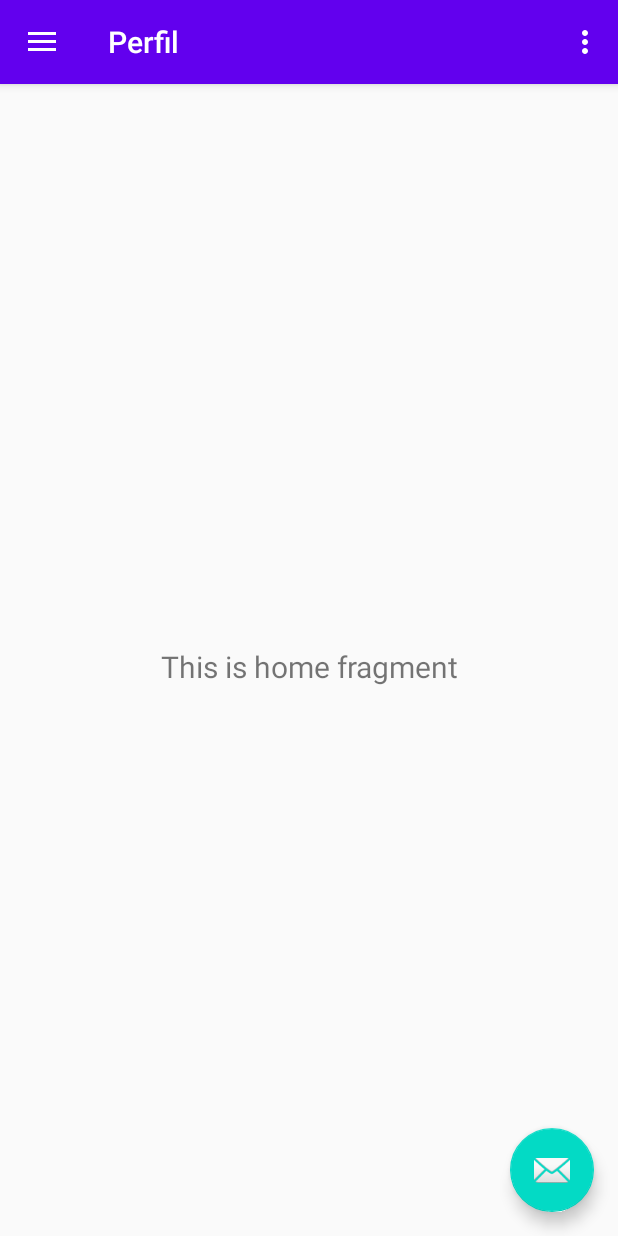
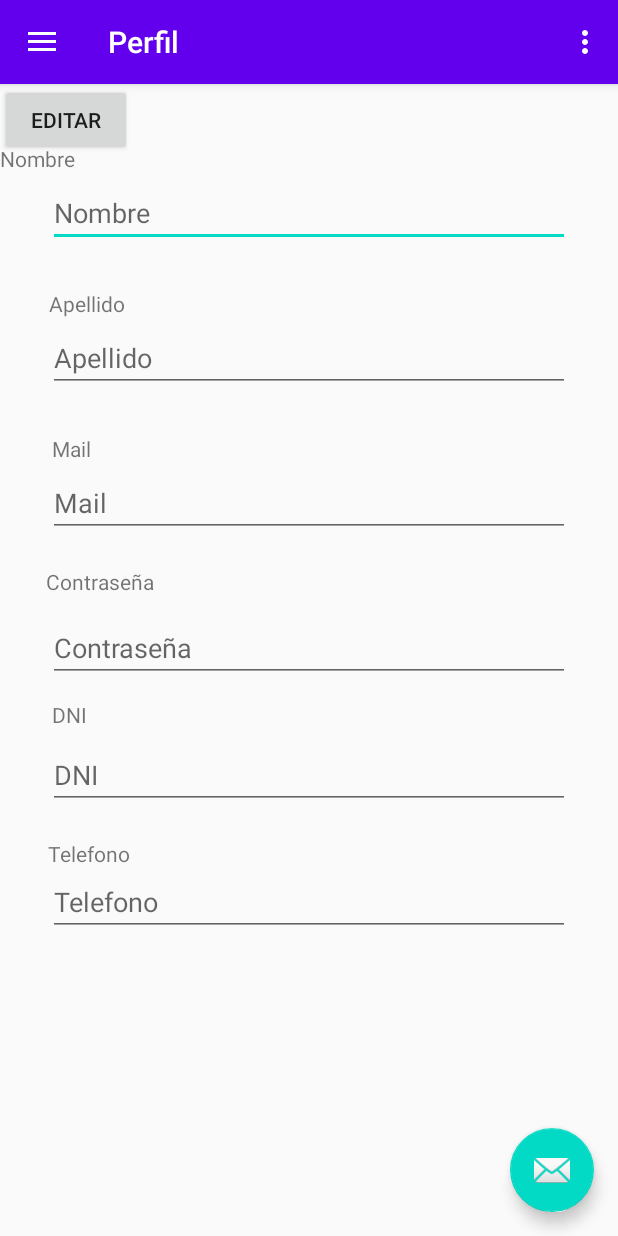
Before and after one commit to Nahuel-Scerca/TrabajoFinal, an Android app: the MainActivity screen opened directly, with no data from a screen before it, on a phone screen of 412 x 824 dp. Run offline under Robolectric (Android 15) with nearby library versions, the phone set to English and light mode, and no system bars; our stand-ins replace navigation-ui.

Commit message:
Perfil mas view Perfil

```diff
--- a/app/src/main/AndroidManifest.xml
+++ b/app/src/main/AndroidManifest.xml
@@ -10,7 +10,7 @@
         android:supportsRtl="true"
         android:theme="@style/AppTheme">
         <activity
-            android:name=".LoginActivity"
+            android:name=".ui.login.LoginActivity"
             android:label="@string/app_name"
             android:theme="@style/AppTheme.NoActionBar">
             <intent-filter>
--- a/app/src/main/java/com/example/trabajofinal/MainActivity.java
+++ b/app/src/main/java/com/example/trabajofinal/MainActivity.java
@@ -39,7 +39,7 @@ public class MainActivity extends AppCompatActivity {
         // Passing each menu ID as a set of Ids because each
         // menu should be considered as top level destinations.
         mAppBarConfiguration = new AppBarConfiguration.Builder(
-                R.id.nav_home, R.id.nav_gallery, R.id.nav_slideshow)
+                R.id.nav_perfil, R.id.nav_gallery, R.id.nav_slideshow , R.id.pagosFragment , R.id.contratoFragment)
                 .setDrawerLayout(drawer)
                 .build();
         NavController navController = Navigation.findNavController(this, R.id.nav_host_fragment);
--- /dev/null
+++ b/app/src/main/java/com/example/trabajofinal/modelo/Propietario.java
@@ -0,0 +1,68 @@
+package com.example.trabajofinal.modelo;
+
+public class Propietario {
+
+    private int idPropietario;
+    private String nombre;
+    private String apellido;
+    private String mail;
+    private String password;
+    private String dni;
+    private String telefono;
+
+    public int getIdPropietario() {
+        return idPropietario;
+    }
+
+    public void setIdPropietario(int id) {
+        this.idPropietario = id;
+    }
+
+    public String getNombre() {
+        return nombre;
+    }
+
+    public void setNombre(String nombre) {
+        this.nombre = nombre;
+    }
+
+    public String getApellido() {
+        return apellido;
+    }
+
+    public void setApellido(String apellido) {
+        this.apellido = apellido;
+    }
+
+    public String getMail() {
+        return mail;
+    }
+
+    public void setMail(String mail) {
+        this.mail = mail;
+    }
+
+    public String getPassword() {
+        return password;
+    }
+
+    public void setPassword(String password) {
+        this.password = password;
+    }
+
+    public String getDni() {
+        return dni;
+    }
+
+    public void setDni(String dni) {
+        this.dni = dni;
+    }
+
+    public String getTelefono() {
+        return telefono;
+    }
+
+    public void setTelefono(String telefono) {
+        this.telefono = telefono;
+    }
+}
--- a/app/src/main/java/com/example/trabajofinal/LoginActivity.java
+++ b/app/src/main/java/com/example/trabajofinal/ui/login/LoginActivity.java
@@ -1,4 +1,4 @@
-package com.example.trabajofinal;
+package com.example.trabajofinal.ui.login;
 
 import android.os.Bundle;
 import android.view.View;
@@ -10,6 +10,8 @@ import androidx.annotation.Nullable;
 import androidx.appcompat.app.AppCompatActivity;
 import androidx.lifecycle.Observer;
 import androidx.lifecycle.ViewModelProvider;
+
+import com.example.trabajofinal.R;
 
 public class LoginActivity extends AppCompatActivity {
     private EditText correo;
--- a/app/src/main/java/com/example/trabajofinal/LoginActivityViewModel.java
+++ b/app/src/main/java/com/example/trabajofinal/ui/login/LoginActivityViewModel.java
@@ -1,4 +1,4 @@
-package com.example.trabajofinal;
+package com.example.trabajofinal.ui.login;
 
 import android.app.Application;
 import android.content.Context;
@@ -8,6 +8,8 @@ import androidx.annotation.NonNull;
 import androidx.lifecycle.AndroidViewModel;
 import androidx.lifecycle.LiveData;
 import androidx.lifecycle.MutableLiveData;
+
+import com.example.trabajofinal.MainActivity;
 
 public class LoginActivityViewModel extends AndroidViewModel {
 
--- a/app/src/main/java/com/example/trabajofinal/ui/perfil/HomeFragment.java
+++ /dev/null
@@ -1,35 +0,0 @@
-package com.example.trabajofinal.ui.perfil;
-
-import android.os.Bundle;
-import android.view.LayoutInflater;
-import android.view.View;
-import android.view.ViewGroup;
-import android.widget.TextView;
-
-import androidx.annotation.NonNull;
-import androidx.annotation.Nullable;
-import androidx.fragment.app.Fragment;
-import androidx.lifecycle.Observer;
-import androidx.lifecycle.ViewModelProviders;
-
-import com.example.trabajofinal.R;
-
-public class HomeFragment extends Fragment {
-
-    private HomeViewModel homeViewModel;
-
-    public View onCreateView(@NonNull LayoutInflater inflater,
-                             ViewGroup container, Bundle savedInstanceState) {
-        homeViewModel =
-                ViewModelProviders.of(this).get(HomeViewModel.class);
-        View root = inflater.inflate(R.layout.fragment_home, container, false);
-        final TextView textView = root.findViewById(R.id.text_home);
-        homeViewModel.getText().observe(getViewLifecycleOwner(), new Observer<String>() {
-            @Override
-            public void onChanged(@Nullable String s) {
-                textView.setText(s);
-            }
-        });
-        return root;
-    }
-}
--- a/app/src/main/java/com/example/trabajofinal/ui/perfil/HomeViewModel.java
+++ /dev/null
@@ -1,19 +0,0 @@
-package com.example.trabajofinal.ui.perfil;
-
-import androidx.lifecycle.LiveData;
-import androidx.lifecycle.MutableLiveData;
-import androidx.lifecycle.ViewModel;
-
-public class HomeViewModel extends ViewModel {
-
-    private MutableLiveData<String> mText;
-
-    public HomeViewModel() {
-        mText = new MutableLiveData<>();
-        mText.setValue("This is home fragment");
-    }
-
-    public LiveData<String> getText() {
-        return mText;
-    }
-}
--- /dev/null
+++ b/app/src/main/java/com/example/trabajofinal/ui/perfil/PerfilFragment.java
@@ -0,0 +1,91 @@
+package com.example.trabajofinal.ui.perfil;
+
+import android.os.Bundle;
+import android.view.LayoutInflater;
+import android.view.View;
+import android.view.ViewGroup;
+import android.widget.Button;
+import android.widget.EditText;
+import android.widget.TextView;
+
+import androidx.annotation.NonNull;
+import androidx.fragment.app.Fragment;
+import androidx.lifecycle.Observer;
+import androidx.lifecycle.ViewModelProvider;
+
+import com.example.trabajofinal.R;
+import com.example.trabajofinal.modelo.Propietario;
+
+public class PerfilFragment extends Fragment {
+
+    private EditText etNombre,etApellido,etPassword,etMail, etDni, etTelefono;
+    private Button btGuardar,btEditar;
+
+    private PerfilViewModel vm;
+
+    public View onCreateView(@NonNull LayoutInflater inflater,
+                             ViewGroup container, Bundle savedInstanceState) {
+
+        View root = inflater.inflate(R.layout.fragment_perfil, container, false);
+
+        inicializar(root);
+        return root;
+    }
+
+    private void inicializar(View view){
+        etApellido= view.findViewById(R.id.etNombre);
+        etNombre= view.findViewById(R.id.etNombre);
+        etPassword= view.findViewById(R.id.etNombre);
+        etMail= view.findViewById(R.id.etNombre);
+        etDni= view.findViewById(R.id.etNombre);
+        etTelefono= view.findViewById(R.id.etNombre);
+        btGuardar = view.findViewById(R.id.btGuardar);
+        btEditar= view.findViewById(R.id.btEditar);
+
+        vm= ViewModelProvider.AndroidViewModelFactory.getInstance(getActivity().getApplication()).create(PerfilViewModel.class);
+
+        vm.getPropietario().observe(getViewLifecycleOwner(), new Observer<Propietario>() {
+            @Override
+            public void onChanged(Propietario propietario) {
+                etNombre.setText(propietario.getNombre());
+                etApellido.setText(propietario.getApellido());
+                etPassword.setText(propietario.getPassword());
+                etMail.setText(propietario.getMail());
+                etDni.setText(propietario.getDni());
+                etTelefono.setText(propietario.getTelefono());
+
+            }
+        });
+        vm.recuperarPropietario();
+
+        btEditar.setOnClickListener(new View.OnClickListener() {
+            @Override
+            public void onClick(View view) {
+                etApellido.setEnabled(true);
+                etNombre.setEnabled(true);
+                etPassword.setEnabled(true);
+                etMail.setEnabled(true);
+                etDni.setEnabled(true);
+                etTelefono.setEnabled(true);
+                btEditar.setVisibility(View.GONE);
+                btGuardar.setVisibility(View.VISIBLE);
+            }
+        });
+
+        btGuardar.setOnClickListener(new View.OnClickListener() {
+            @Override
+            public void onClick(View view) {
+                Propietario p = new Propietario();
+                p.setNombre(etNombre.getText().toString());
+                p.setApellido(etApellido.getText().toString());
+                p.setApellido(etPassword.getText().toString());
+                p.setApellido(etMail.getText().toString());
+                p.setApellido(etDni.getText().toString());
+                p.setApellido(etTelefono.getText().toString());
+
+                btEditar.setVisibility(View.VISIBLE);
+                btGuardar.setVisibility(View.GONE);
+            }
+        });
+    }
+}
--- /dev/null
+++ b/app/src/main/java/com/example/trabajofinal/ui/perfil/PerfilViewModel.java
@@ -0,0 +1,23 @@
+package com.example.trabajofinal.ui.perfil;
+
+import androidx.lifecycle.LiveData;
+import androidx.lifecycle.MutableLiveData;
+import androidx.lifecycle.ViewModel;
+
+import com.example.trabajofinal.modelo.Propietario;
+
+public class PerfilViewModel extends ViewModel {
+
+    private MutableLiveData<Propietario> propietario;
+
+    public LiveData<Propietario> getPropietario() {
+        if(propietario== null){
+            propietario= new MutableLiveData<>();
+        }
+        return propietario;
+    }
+
+    public void recuperarPropietario(){
+        Propietario p = new Propietario();
+    }
+}
--- a/app/src/main/res/layout/fragment_home.xml
+++ /dev/null
@@ -1,22 +0,0 @@
-<?xml version="1.0" encoding="utf-8"?>
-<androidx.constraintlayout.widget.ConstraintLayout xmlns:android="http://schemas.android.com/apk/res/android"
-    xmlns:app="http://schemas.android.com/apk/res-auto"
-    xmlns:tools="http://schemas.android.com/tools"
-    android:layout_width="match_parent"
-    android:layout_height="match_parent"
-    tools:context=".ui.perfil.HomeFragment">
-
-    <TextView
-        android:id="@+id/text_home"
-        android:layout_width="match_parent"
-        android:layout_height="wrap_content"
-        android:layout_marginStart="8dp"
-        android:layout_marginTop="8dp"
-        android:layout_marginEnd="8dp"
-        android:textAlignment="center"
-        android:textSize="20sp"
-        app:layout_constraintBottom_toBottomOf="parent"
-        app:layout_constraintEnd_toEndOf="parent"
-        app:layout_constraintStart_toStartOf="parent"
-        app:layout_constraintTop_toTopOf="parent" />
-</androidx.constraintlayout.widget.ConstraintLayout>
--- /dev/null
+++ b/app/src/main/res/layout/fragment_perfil.xml
@@ -0,0 +1,180 @@
+<?xml version="1.0" encoding="utf-8"?>
+<androidx.constraintlayout.widget.ConstraintLayout xmlns:android="http://schemas.android.com/apk/res/android"
+    xmlns:app="http://schemas.android.com/apk/res-auto"
+    xmlns:tools="http://schemas.android.com/tools"
+    android:layout_width="match_parent"
+    android:layout_height="match_parent"
+    tools:context=".ui.perfil.PerfilFragment">
+
+    <EditText
+        android:id="@+id/etNombre"
+        android:layout_width="match_parent"
+        android:layout_height="wrap_content"
+        android:layout_marginStart="32dp"
+        android:layout_marginTop="4dp"
+        android:layout_marginEnd="32dp"
+        android:ems="10"
+        android:hint="Nombre"
+        android:inputType="textPersonName"
+
+        app:layout_constraintEnd_toEndOf="parent"
+        app:layout_constraintHorizontal_bias="0.213"
+        app:layout_constraintStart_toStartOf="parent"
+        app:layout_constraintTop_toBottomOf="@+id/tvNombre" />
+
+    <TextView
+        android:id="@+id/tvNombre"
+        android:layout_width="wrap_content"
+        android:layout_height="wrap_content"
+        android:layout_marginTop="40dp"
+        android:text="Nombre"
+        app:layout_constraintTop_toTopOf="parent"
+        tools:layout_editor_absoluteX="32dp" />
+
+    <TextView
+        android:id="@+id/tvApellido"
+        android:layout_width="wrap_content"
+        android:layout_height="wrap_content"
+        android:layout_marginTop="28dp"
+        android:text="Apellido"
+        app:layout_constraintEnd_toEndOf="parent"
+        app:layout_constraintHorizontal_bias="0.09"
+        app:layout_constraintStart_toStartOf="parent"
+        app:layout_constraintTop_toBottomOf="@+id/etNombre" />
+
+    <EditText
+        android:id="@+id/etApellido"
+        android:layout_width="match_parent"
+        android:layout_height="wrap_content"
+        android:layout_marginStart="32dp"
+        android:layout_marginTop="4dp"
+        android:layout_marginEnd="32dp"
+        android:ems="10"
+        android:inputType="textPersonName"
+        android:hint="Apellido"
+        app:layout_constraintEnd_toEndOf="parent"
+        app:layout_constraintHorizontal_bias="0.213"
+        app:layout_constraintStart_toStartOf="parent"
+        app:layout_constraintTop_toBottomOf="@+id/tvApellido" />
+
+    <TextView
+        android:id="@+id/tvMail"
+        android:layout_width="wrap_content"
+        android:layout_height="wrap_content"
+        android:layout_marginTop="28dp"
+        android:text="Mail"
+        app:layout_constraintEnd_toEndOf="parent"
+        app:layout_constraintHorizontal_bias="0.09"
+        app:layout_constraintStart_toStartOf="parent"
+        app:layout_constraintTop_toBottomOf="@+id/etApellido" />
+
+    <EditText
+        android:id="@+id/etMail"
+        android:layout_width="match_parent"
+        android:layout_height="wrap_content"
+        android:layout_marginStart="32dp"
+        android:layout_marginTop="4dp"
+        android:layout_marginEnd="32dp"
+        android:ems="10"
+        android:inputType="textPersonName"
+        android:hint="Mail"
+        app:layout_constraintEnd_toEndOf="parent"
+        app:layout_constraintHorizontal_bias="0.213"
+        app:layout_constraintStart_toStartOf="parent"
+        app:layout_constraintTop_toBottomOf="@+id/tvMail" />
+
+    <EditText
+        android:id="@+id/etPassword"
+        android:layout_width="match_parent"
+        android:layout_height="wrap_content"
+        android:layout_marginStart="32dp"
+        android:layout_marginTop="12dp"
+        android:layout_marginEnd="32dp"
+        android:ems="10"
+        android:inputType="textPersonName"
+        android:hint="Contraseña"
+        app:layout_constraintEnd_toEndOf="parent"
+        app:layout_constraintHorizontal_bias="0.213"
+        app:layout_constraintStart_toStartOf="parent"
+        app:layout_constraintTop_toBottomOf="@+id/tvPassword" />
+
+    <TextView
+        android:id="@+id/tvPassword"
+        android:layout_width="wrap_content"
+        android:layout_height="wrap_content"
+        android:layout_marginTop="20dp"
+        android:text="Contraseña"
+        app:layout_constraintEnd_toEndOf="parent"
+        app:layout_constraintHorizontal_bias="0.09"
+        app:layout_constraintStart_toStartOf="parent"
+        app:layout_constraintTop_toBottomOf="@+id/etMail" />
+
+    <EditText
+        android:id="@+id/etDni"
+        android:layout_width="match_parent"
+        android:layout_height="wrap_content"
+        android:layout_marginStart="32dp"
+        android:layout_marginTop="8dp"
+        android:layout_marginEnd="32dp"
+        android:ems="10"
+        android:inputType="textPersonName"
+        android:hint="DNI"
+        app:layout_constraintEnd_toEndOf="parent"
+        app:layout_constraintHorizontal_bias="0.213"
+        app:layout_constraintStart_toStartOf="parent"
+        app:layout_constraintTop_toBottomOf="@+id/tvDni" />
+
+    <TextView
+        android:id="@+id/tvDni"
+        android:layout_width="wrap_content"
+        android:layout_height="wrap_content"
+        android:layout_marginTop="12dp"
+        android:text="DNI"
+        app:layout_constraintEnd_toEndOf="parent"
+        app:layout_constraintHorizontal_bias="0.09"
+        app:layout_constraintStart_toStartOf="parent"
+        app:layout_constraintTop_toBottomOf="@+id/etPassword" />
+
+    <EditText
+        android:id="@+id/etTelefono"
+        android:layout_width="match_parent"
+        android:layout_height="wrap_content"
+        android:layout_marginStart="32dp"
+        android:layout_marginEnd="32dp"
+        android:ems="10"
+        android:inputType="textPersonName"
+        android:hint="Telefono"
+        app:layout_constraintEnd_toEndOf="parent"
+        app:layout_constraintHorizontal_bias="0.213"
+        app:layout_constraintStart_toStartOf="parent"
+        app:layout_constraintTop_toBottomOf="@+id/tvTelefono" />
+
+    <TextView
+        android:id="@+id/tvTelefono"
+        android:layout_width="wrap_content"
+        android:layout_height="wrap_content"
+        android:layout_marginTop="20dp"
+        android:text="Telefono"
+        app:layout_constraintEnd_toEndOf="parent"
+        app:layout_constraintHorizontal_bias="0.09"
+        app:layout_constraintStart_toStartOf="parent"
+        app:layout_constraintTop_toBottomOf="@+id/etDni" />
+
+    <Button
+        android:id="@+id/btEditar"
+        android:layout_width="wrap_content"
+        android:layout_height="wrap_content"
+        android:text="Editar"
+        tools:layout_editor_absoluteX="137dp"
+        tools:layout_editor_absoluteY="602dp" />
+
+    <Button
+        android:id="@+id/btGuardar"
+        android:layout_width="wrap_content"
+        android:layout_height="wrap_content"
+        android:text="Guardar"
+        tools:layout_editor_absoluteX="137dp"
+        tools:layout_editor_absoluteY="602dp"
+        android:visibility="gone"/>
+
+</androidx.constraintlayout.widget.ConstraintLayout>
--- a/app/src/main/res/menu/activity_main_drawer.xml
+++ b/app/src/main/res/menu/activity_main_drawer.xml
@@ -5,7 +5,7 @@
 
     <group android:checkableBehavior="single">
         <item
-            android:id="@+id/nav_home"
+            android:id="@+id/nav_perfil"
             android:icon="@drawable/perfil"
             android:title="@string/menu_perfil" />
         <item
--- a/app/src/main/res/navigation/mobile_navigation.xml
+++ b/app/src/main/res/navigation/mobile_navigation.xml
@@ -3,13 +3,13 @@
     xmlns:app="http://schemas.android.com/apk/res-auto"
     xmlns:tools="http://schemas.android.com/tools"
     android:id="@+id/mobile_navigation"
-    app:startDestination="@+id/nav_home">
+    app:startDestination="@+id/nav_perfil">
 
     <fragment
-        android:id="@+id/nav_home"
-        android:name="com.example.trabajofinal.ui.perfil.HomeFragment"
+        android:id="@+id/nav_perfil"
+        android:name="com.example.trabajofinal.ui.perfil.PerfilFragment"
         android:label="@string/menu_perfil"
-        tools:layout="@layout/fragment_home" />
+        tools:layout="@layout/fragment_perfil" />
 
     <fragment
         android:id="@+id/nav_gallery"
```
